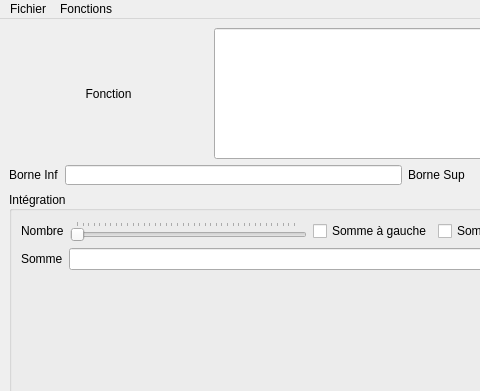
Qt form ui/fenêtre_principale.ui (SimonCooper235/TP2-Session-3) before a commit; both pictures show x 0 to 480 and y 0 to 391 of the 977 by 818 pixel window.
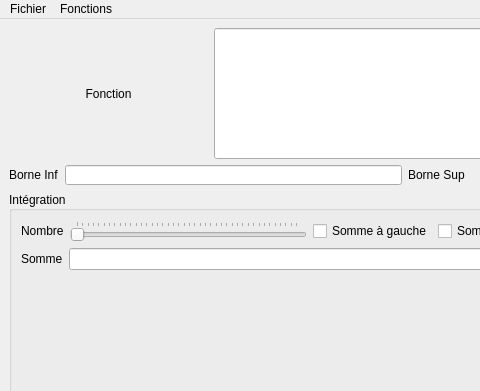
The same form after that commit.

The edit to the form file:
```diff
--- a/ui/fenêtre_principale.ui
+++ b/ui/fenêtre_principale.ui
@@ -137,10 +137,10 @@
            <item>
             <widget class="QSlider" name="nombreHorizontalSlider">
              <property name="minimum">
-              <number>100</number>
+              <number>1</number>
              </property>
              <property name="maximum">
-              <number>100000</number>
+              <number>500</number>
              </property>
              <property name="singleStep">
               <number>100</number>
@@ -158,7 +158,7 @@
               <enum>QSlider::TicksAbove</enum>
              </property>
              <property name="tickInterval">
-              <number>2500</number>
+              <number>12</number>
              </property>
             </widget>
            </item>
```
Left out of the diff: 2 changed lines with no effect on the pictures.
